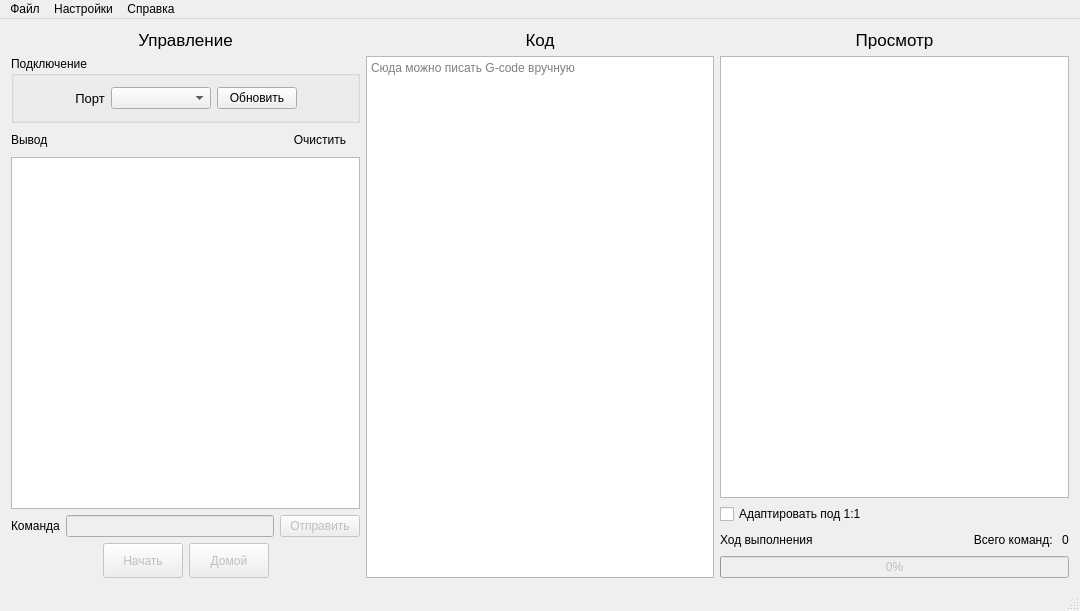
Old version of the form ui/mainwindow.ui in the repository vladislick/CNCRun.
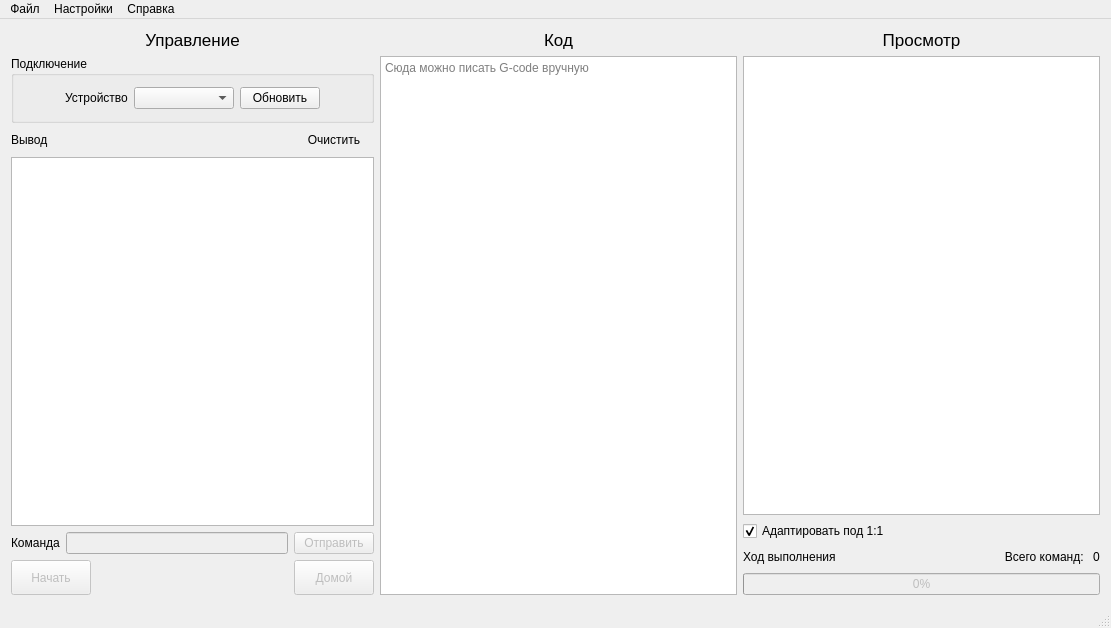
New version of the form. Icons and pictures are not drawn.

What changed in the file:
```diff
--- a/ui/mainwindow.ui
+++ b/ui/mainwindow.ui
@@ -6,8 +6,8 @@
    <rect>
     <x>0</x>
     <y>0</y>
-    <width>1080</width>
-    <height>611</height>
+    <width>1111</width>
+    <height>628</height>
    </rect>
   </property>
   <property name="minimumSize">
@@ -70,11 +70,11 @@
             <widget class="QLabel" name="label_2">
              <property name="font">
               <font>
-               <pointsize>10</pointsize>
+               <pointsize>9</pointsize>
               </font>
              </property>
              <property name="text">
-              <string>Порт</string>
+              <string>Устройство</string>
              </property>
              <property name="alignment">
               <set>Qt::AlignCenter</set>
@@ -221,19 +221,6 @@
       </item>
       <item>
        <layout class="QHBoxLayout" name="horizontalLayout_2">
-        <item>
-         <spacer name="horizontalSpacer_3">
-          <property name="orientation">
-           <enum>Qt::Horizontal</enum>
-          </property>
-          <property name="sizeHint" stdset="0">
-           <size>
-            <width>40</width>
-            <height>20</height>
-           </size>
-          </property>
-         </spacer>
-        </item>
         <item>
          <widget class="QPushButton" name="button_start">
           <property name="enabled">
@@ -248,8 +235,27 @@
           <property name="text">
            <string>Начать</string>
           </property>
+          <property name="autoDefault">
+           <bool>true</bool>
+          </property>
+          <property name="default">
+           <bool>true</bool>
+          </property>
          </widget>
         </item>
+        <item>
+         <spacer name="horizontalSpacer_6">
+          <property name="orientation">
+           <enum>Qt::Horizontal</enum>
+          </property>
+          <property name="sizeHint" stdset="0">
+           <size>
+            <width>40</width>
+            <height>20</height>
+           </size>
+          </property>
+         </spacer>
+        </item>
         <item>
          <widget class="QPushButton" name="button_home">
           <property name="enabled">
@@ -266,19 +272,6 @@
           </property>
          </widget>
         </item>
-        <item>
-         <spacer name="horizontalSpacer_6">
-          <property name="orientation">
-           <enum>Qt::Horizontal</enum>
-          </property>
-          <property name="sizeHint" stdset="0">
-           <size>
-            <width>40</width>
-            <height>20</height>
-           </size>
-          </property>
-         </spacer>
-        </item>
        </layout>
       </item>
      </layout>
@@ -373,6 +366,9 @@
           <property name="text">
            <string>Адаптировать под 1:1</string>
           </property>
+          <property name="checked">
+           <bool>true</bool>
+          </property>
          </widget>
         </item>
        </layout>
@@ -426,6 +422,9 @@
         <property name="value">
          <number>0</number>
         </property>
+        <property name="textVisible">
+         <bool>true</bool>
+        </property>
        </widget>
       </item>
      </layout>
@@ -437,7 +436,7 @@
     <rect>
      <x>0</x>
      <y>0</y>
-     <width>1080</width>
+     <width>1111</width>
      <height>21</height>
     </rect>
    </property>
```
Left out of the diff: 33 changed lines with no effect on the pictures.
